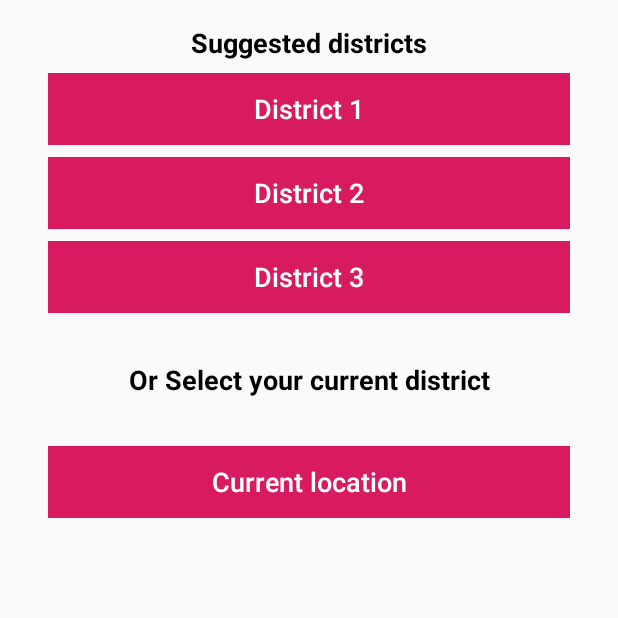
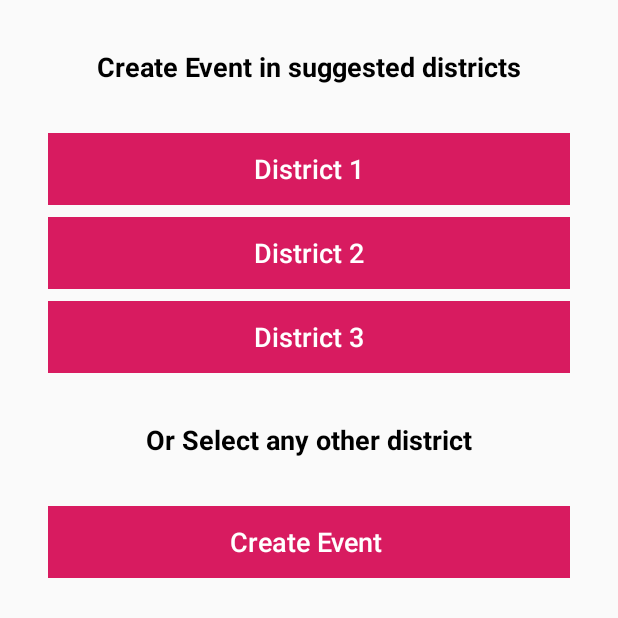
Before and after one commit to kats2296/HelpingHands, an Android app: the DistrictSelectionActivity screen opened directly, with no data from a screen before it, on a phone screen of 412 x 824 dp, the top half of it. Run offline under Robolectric (Android 15) with nearby library versions, the phone set to English and light mode, and no system bars.

Commit message:
Some minor changes

```diff
--- a/HelpingHands/app/src/main/res/layout/activity_district_selection.xml
+++ b/HelpingHands/app/src/main/res/layout/activity_district_selection.xml
@@ -10,8 +10,8 @@
         android:id="@+id/textView10"
         android:layout_width="0dp"
         android:layout_height="wrap_content"
-        android:layout_marginTop="16dp"
-        android:text="Suggested districts"
+        android:layout_marginTop="32dp"
+        android:text="Create Event in suggested districts"
         android:textAlignment="center"
         android:textAppearance="@style/TextAppearance.AppCompat.Medium"
         android:textColor="@android:color/black"
@@ -26,7 +26,7 @@
         android:layout_width="0dp"
         android:layout_height="wrap_content"
         android:layout_marginStart="32dp"
-        android:layout_marginTop="8dp"
+        android:layout_marginTop="32dp"
         android:layout_marginEnd="32dp"
         android:background="@color/colorAccent"
         android:text="District 1"
@@ -80,7 +80,7 @@
         android:layout_width="0dp"
         android:layout_height="wrap_content"
         android:layout_marginTop="32dp"
-        android:text="Or Select your current district"
+        android:text="Or Select any other district"
         android:textAlignment="center"
         android:textColor="@android:color/black"
         android:textSize="18sp"
@@ -98,7 +98,7 @@
         android:layout_marginTop="32dp"
         android:layout_marginEnd="32dp"
         android:background="@color/colorAccent"
-        android:text="Current location"
+        android:text="Create Event "
         android:textAlignment="center"
         android:textAllCaps="false"
         android:textColor="@color/colorWhite"
```
